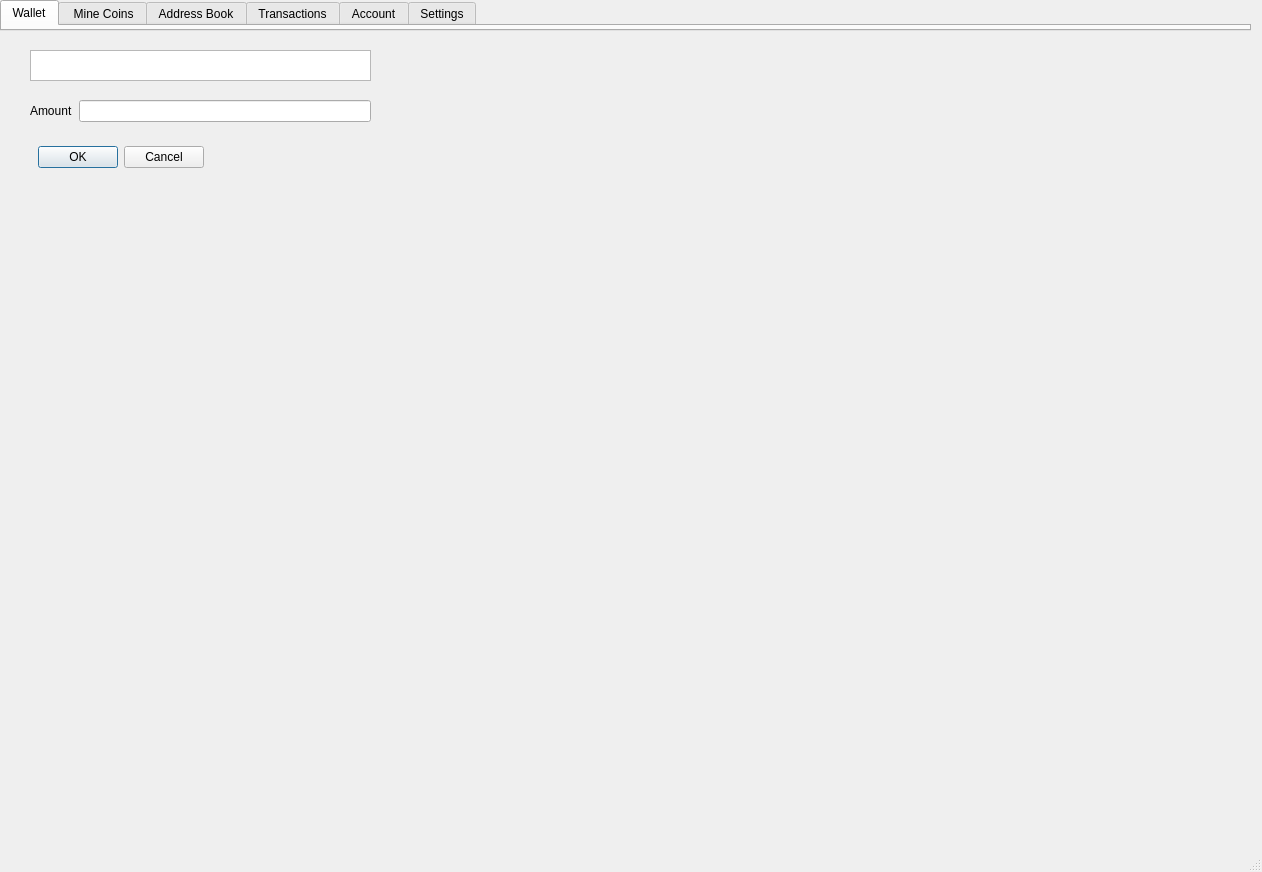
Qt form src/qt/plasmacoin-client/mainwindow.ui (plasmacoin-crypto/Plasmacoin-Blockchain) before a commit.
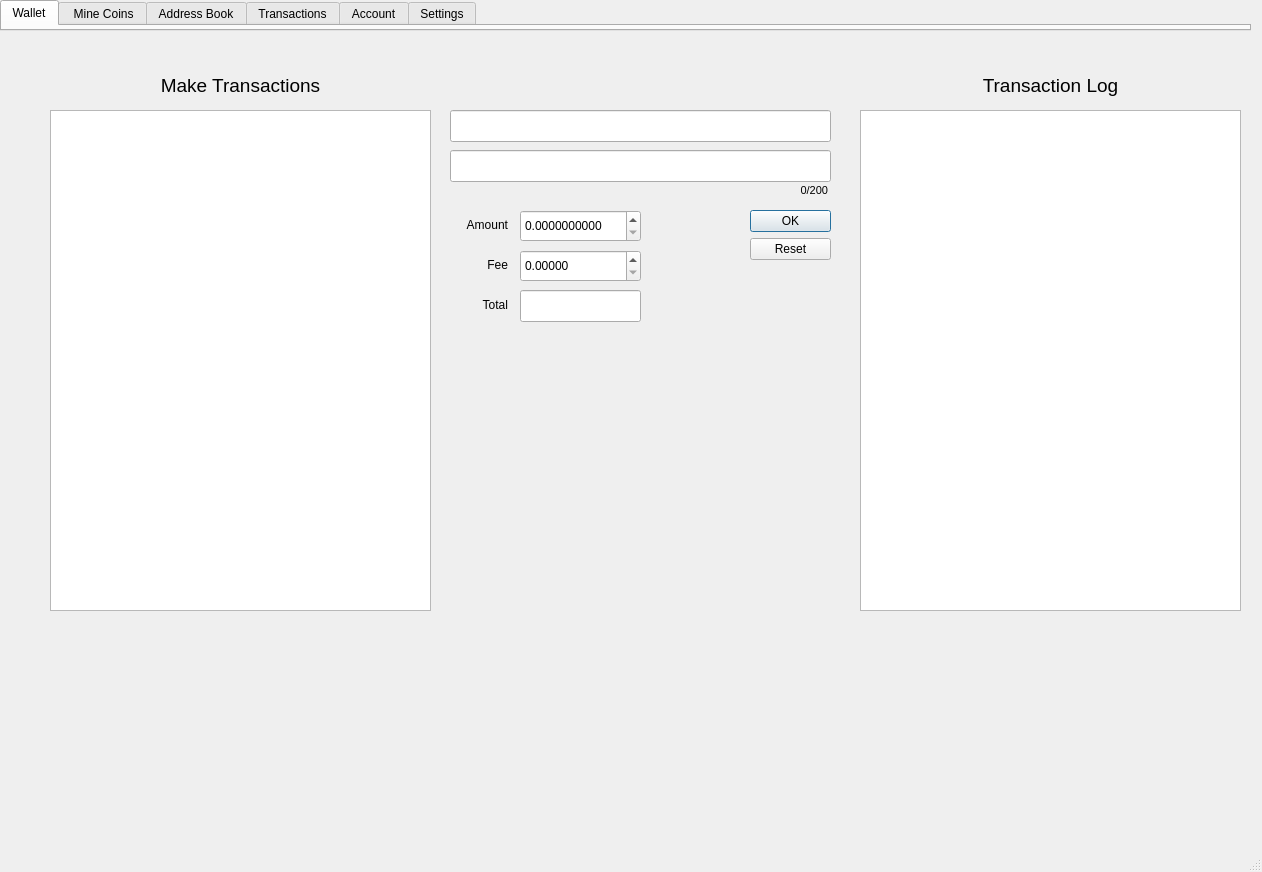
The same form after that commit. The open tabs and pages were chosen to show the change. Icons and pictures are not drawn.

Commit message: Add a transactions page

```diff
--- a/src/qt/plasmacoin-client/mainwindow.ui
+++ b/src/qt/plasmacoin-client/mainwindow.ui
@@ -541,57 +541,190 @@
      </widget>
     </widget>
     <widget class="QWidget" name="transactions">
-     <widget class="QTextBrowser" name="textBrowser">
+     <widget class="QLabel" name="amountLabel">
       <property name="geometry">
        <rect>
-        <x>40</x>
-        <y>20</y>
-        <width>341</width>
+        <x>460</x>
+        <y>180</y>
+        <width>58</width>
         <height>31</height>
        </rect>
       </property>
+      <property name="text">
+       <string>&lt;html&gt;&lt;head/&gt;&lt;body&gt;&lt;p align=&quot;right&quot;&gt;Amount&lt;/p&gt;&lt;/body&gt;&lt;/html&gt;</string>
+      </property>
      </widget>
-     <widget class="QDialogButtonBox" name="buttonBox">
+     <widget class="QLineEdit" name="messageField">
       <property name="geometry">
        <rect>
-        <x>40</x>
-        <y>110</y>
-        <width>174</width>
-        <height>34</height>
+        <x>460</x>
+        <y>120</y>
+        <width>381</width>
+        <height>32</height>
        </rect>
       </property>
-      <property name="focusPolicy">
-       <enum>Qt::StrongFocus</enum>
+     </widget>
+     <widget class="QDoubleSpinBox" name="amountSelector">
+      <property name="geometry">
+       <rect>
+        <x>530</x>
+        <y>180</y>
+        <width>121</width>
+        <height>32</height>
+       </rect>
+      </property>
+      <property name="decimals">
+       <number>10</number>
+      </property>
+      <property name="maximum">
+       <double>100.000000000000000</double>
+      </property>
+     </widget>
+     <widget class="QDoubleSpinBox" name="feeSelector">
+      <property name="geometry">
+       <rect>
+        <x>530</x>
+        <y>220</y>
+        <width>121</width>
+        <height>32</height>
+       </rect>
+      </property>
+      <property name="decimals">
+       <number>5</number>
+      </property>
+      <property name="maximum">
+       <double>2.000000000000000</double>
+      </property>
+      <property name="singleStep">
+       <double>0.000010000000000</double>
+      </property>
+     </widget>
+     <widget class="QLineEdit" name="total">
+      <property name="geometry">
+       <rect>
+        <x>530</x>
+        <y>260</y>
+        <width>121</width>
+        <height>32</height>
+       </rect>
+      </property>
+      <property name="readOnly">
+       <bool>true</bool>
+      </property>
+     </widget>
+     <widget class="QLabel" name="feeLabel">
+      <property name="geometry">
+       <rect>
+        <x>460</x>
+        <y>220</y>
+        <width>58</width>
+        <height>31</height>
+       </rect>
+      </property>
+      <property name="text">
+       <string>&lt;html&gt;&lt;head/&gt;&lt;body&gt;&lt;p align=&quot;right&quot;&gt;Fee&lt;/p&gt;&lt;/body&gt;&lt;/html&gt;</string>
+      </property>
+     </widget>
+     <widget class="QLabel" name="totalLabel">
+      <property name="geometry">
+       <rect>
+        <x>460</x>
+        <y>260</y>
+        <width>58</width>
+        <height>31</height>
+       </rect>
+      </property>
+      <property name="text">
+       <string>&lt;html&gt;&lt;head/&gt;&lt;body&gt;&lt;p align=&quot;right&quot;&gt;Total&lt;/p&gt;&lt;/body&gt;&lt;/html&gt;</string>
+      </property>
+     </widget>
+     <widget class="QLabel" name="charCount">
+      <property name="geometry">
+       <rect>
+        <x>787</x>
+        <y>150</y>
+        <width>51</width>
+        <height>21</height>
+       </rect>
+      </property>
+      <property name="text">
+       <string>&lt;html&gt;&lt;head/&gt;&lt;body&gt;&lt;p align=&quot;right&quot;&gt;&lt;span style=&quot; font-size:8pt;&quot;&gt;0/200&lt;/span&gt;&lt;/p&gt;&lt;/body&gt;&lt;/html&gt;</string>
+      </property>
+     </widget>
+     <widget class="QDialogButtonBox" name="btndiag_send">
+      <property name="geometry">
+       <rect>
+        <x>760</x>
+        <y>180</y>
+        <width>81</width>
+        <height>71</height>
+       </rect>
+      </property>
+      <property name="orientation">
+       <enum>Qt::Vertical</enum>
       </property>
       <property name="standardButtons">
-       <set>QDialogButtonBox::Cancel|QDialogButtonBox::Ok</set>
+       <set>QDialogButtonBox::Ok|QDialogButtonBox::Reset</set>
       </property>
      </widget>
-     <widget class="QWidget" name="formLayoutWidget">
+     <widget class="QLabel" name="trxnsHeading1">
       <property name="geometry">
        <rect>
-        <x>40</x>
-        <y>70</y>
-        <width>341</width>
-        <height>41</height>
+        <x>60</x>
+        <y>40</y>
+        <width>381</width>
+        <height>31</height>
        </rect>
       </property>
-      <layout class="QFormLayout" name="formLayout">
-       <item row="0" column="0">
-        <widget class="QLabel" name="amountLabel">
-         <property name="text">
-          <string>Amount</string>
-         </property>
-        </widget>
-       </item>
-       <item row="0" column="1">
-        <widget class="QLineEdit" name="amountLineEdit">
-         <property name="text">
-          <string/>
-         </property>
-        </widget>
-       </item>
-      </layout>
+      <property name="text">
+       <string>&lt;html&gt;&lt;head/&gt;&lt;body&gt;&lt;p align=&quot;center&quot;&gt;&lt;span style=&quot; font-size:14pt;&quot;&gt;Make Transactions&lt;/span&gt;&lt;/p&gt;&lt;/body&gt;&lt;/html&gt;</string>
+      </property>
+     </widget>
+     <widget class="QLabel" name="trxnsHeading2">
+      <property name="geometry">
+       <rect>
+        <x>870</x>
+        <y>40</y>
+        <width>381</width>
+        <height>31</height>
+       </rect>
+      </property>
+      <property name="text">
+       <string>&lt;html&gt;&lt;head/&gt;&lt;body&gt;&lt;p align=&quot;center&quot;&gt;&lt;span style=&quot; font-size:14pt;&quot;&gt;Transaction Log&lt;/span&gt;&lt;/p&gt;&lt;/body&gt;&lt;/html&gt;</string>
+      </property>
+     </widget>
+     <widget class="QListWidget" name="contacts">
+      <property name="geometry">
+       <rect>
+        <x>60</x>
+        <y>80</y>
+        <width>381</width>
+        <height>501</height>
+       </rect>
+      </property>
+     </widget>
+     <widget class="QListWidget" name="transactionLog">
+      <property name="geometry">
+       <rect>
+        <x>870</x>
+        <y>80</y>
+        <width>381</width>
+        <height>501</height>
+       </rect>
+      </property>
+     </widget>
+     <widget class="QLineEdit" name="selectedContact">
+      <property name="geometry">
+       <rect>
+        <x>460</x>
+        <y>80</y>
+        <width>381</width>
+        <height>32</height>
+       </rect>
+      </property>
+      <property name="readOnly">
+       <bool>true</bool>
+      </property>
      </widget>
     </widget>
     <widget class="QWidget" name="account">
```
Left out of the diff: 6 changed lines with no effect on the pictures. The commit also changes 1 other file.
